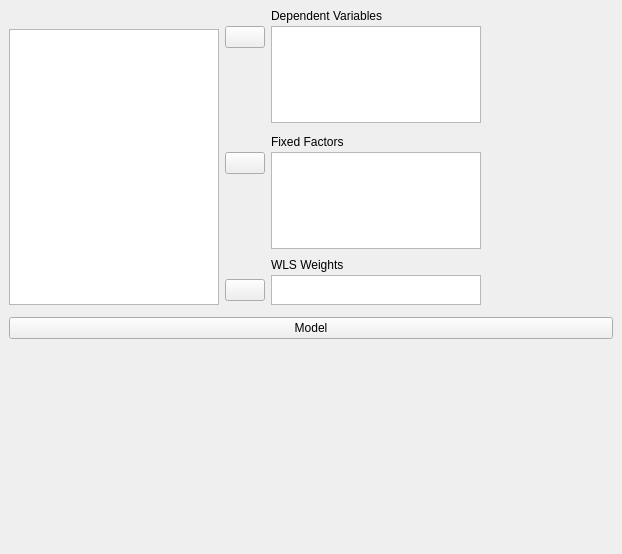
First picture: the form in JASP-Desktop/analysisforms/anovamultivariateform.ui, repository jasp-stats/jasp-desktop, before the edit.
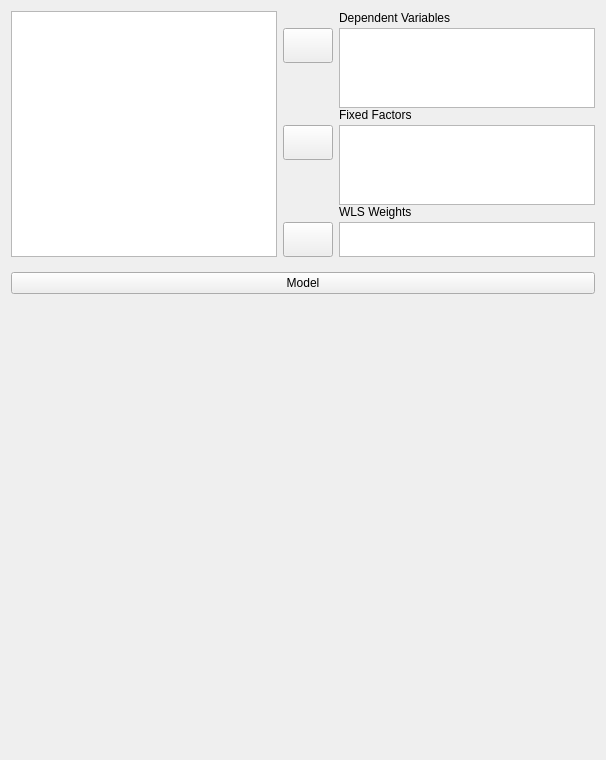
Second picture: the form after the edit. Custom widgets are drawn as their Qt base class.

Patch:
```diff
--- a/JASP-Desktop/analysisforms/anovamultivariateform.ui
+++ b/JASP-Desktop/analysisforms/anovamultivariateform.ui
@@ -6,41 +6,28 @@
    <rect>
     <x>0</x>
     <y>0</y>
-    <width>622</width>
-    <height>554</height>
+    <width>606</width>
+    <height>760</height>
    </rect>
   </property>
+  <property name="sizePolicy">
+   <sizepolicy hsizetype="Fixed" vsizetype="Preferred">
+    <horstretch>0</horstretch>
+    <verstretch>0</verstretch>
+   </sizepolicy>
+  </property>
   <property name="windowTitle">
    <string>Form</string>
   </property>
-  <layout class="QGridLayout" name="gridLayout_6">
-   <property name="leftMargin">
-    <number>0</number>
-   </property>
-   <property name="topMargin">
-    <number>0</number>
-   </property>
-   <property name="rightMargin">
-    <number>0</number>
-   </property>
-   <property name="bottomMargin">
-    <number>0</number>
-   </property>
-   <property name="verticalSpacing">
-    <number>0</number>
-   </property>
-   <item row="0" column="1">
-    <widget class="QWidget" name="widget_4" native="true">
-     <property name="minimumSize">
-      <size>
-       <width>80</width>
-       <height>0</height>
-      </size>
-     </property>
-    </widget>
-   </item>
-   <item row="0" column="0">
+  <layout class="QVBoxLayout" name="verticalLayout">
+   <item>
     <widget class="QWidget" name="widget_3" native="true">
+     <property name="sizePolicy">
+      <sizepolicy hsizetype="Preferred" vsizetype="Fixed">
+       <horstretch>0</horstretch>
+       <verstretch>0</verstretch>
+      </sizepolicy>
+     </property>
      <property name="maximumSize">
       <size>
        <width>16777215</width>
@@ -48,8 +35,17 @@
       </size>
      </property>
      <layout class="QGridLayout" name="gridLayout_7">
+      <property name="leftMargin">
+       <number>0</number>
+      </property>
+      <property name="topMargin">
+       <number>0</number>
+      </property>
+      <property name="rightMargin">
+       <number>0</number>
+      </property>
       <property name="bottomMargin">
-       <number>3</number>
+       <number>0</number>
       </property>
       <property name="verticalSpacing">
        <number>0</number>
@@ -67,16 +63,19 @@
           <number>0</number>
          </property>
          <property name="bottomMargin">
-          <number>12</number>
+          <number>0</number>
          </property>
          <property name="verticalSpacing">
           <number>3</number>
          </property>
-         <item row="0" column="0">
-          <widget class="QWidget" name="widget_7" native="true"/>
-         </item>
          <item row="0" column="1">
           <widget class="QLabel" name="label">
+           <property name="sizePolicy">
+            <sizepolicy hsizetype="Fixed" vsizetype="Fixed">
+             <horstretch>0</horstretch>
+             <verstretch>0</verstretch>
+            </sizepolicy>
+           </property>
            <property name="text">
             <string>Dependent Variables</string>
            </property>
@@ -84,10 +83,22 @@
          </item>
          <item row="1" column="0">
           <widget class="AssignButton" name="buttonAssignDependent">
+           <property name="sizePolicy">
+            <sizepolicy hsizetype="Fixed" vsizetype="Fixed">
+             <horstretch>0</horstretch>
+             <verstretch>0</verstretch>
+            </sizepolicy>
+           </property>
+           <property name="minimumSize">
+            <size>
+             <width>50</width>
+             <height>35</height>
+            </size>
+           </property>
            <property name="maximumSize">
             <size>
              <width>50</width>
-             <height>16777215</height>
+             <height>35</height>
             </size>
            </property>
            <property name="text">
@@ -95,23 +106,10 @@
            </property>
           </widget>
          </item>
-         <item row="2" column="0">
-          <spacer name="verticalSpacer">
-           <property name="orientation">
-            <enum>Qt::Vertical</enum>
-           </property>
-           <property name="sizeHint" stdset="0">
-            <size>
-             <width>20</width>
-             <height>40</height>
-            </size>
-           </property>
-          </spacer>
-         </item>
          <item row="1" column="1" rowspan="2">
           <widget class="BoundListView" name="dependents">
            <property name="sizePolicy">
-            <sizepolicy hsizetype="Maximum" vsizetype="Expanding">
+            <sizepolicy hsizetype="Expanding" vsizetype="Fixed">
              <horstretch>0</horstretch>
              <verstretch>0</verstretch>
             </sizepolicy>
@@ -119,13 +117,13 @@
            <property name="minimumSize">
             <size>
              <width>0</width>
-             <height>0</height>
+             <height>80</height>
             </size>
            </property>
            <property name="maximumSize">
             <size>
-             <width>210</width>
-             <height>16777215</height>
+             <width>16777215</width>
+             <height>80</height>
             </size>
            </property>
            <property name="selectionMode">
@@ -136,16 +134,6 @@
         </layout>
        </widget>
       </item>
-      <item row="0" column="0">
-       <widget class="QWidget" name="widget_2" native="true">
-        <property name="maximumSize">
-         <size>
-          <width>16777215</width>
-          <height>20</height>
-         </size>
-        </property>
-       </widget>
-      </item>
       <item row="2" column="2">
        <widget class="QWidget" name="widget_5" native="true">
         <layout class="QGridLayout" name="gridLayout_2">
@@ -158,15 +146,30 @@
          <property name="rightMargin">
           <number>0</number>
          </property>
+         <property name="bottomMargin">
+          <number>0</number>
+         </property>
          <property name="verticalSpacing">
           <number>3</number>
          </property>
          <item row="1" column="0">
           <widget class="AssignButton" name="buttonAssignFixed">
+           <property name="sizePolicy">
+            <sizepolicy hsizetype="Fixed" vsizetype="Fixed">
+             <horstretch>0</horstretch>
+             <verstretch>0</verstretch>
+            </sizepolicy>
+           </property>
+           <property name="minimumSize">
+            <size>
+             <width>50</width>
+             <height>35</height>
+            </size>
+           </property>
            <property name="maximumSize">
             <size>
              <width>50</width>
-             <height>16777215</height>
+             <height>35</height>
             </size>
            </property>
            <property name="text">
@@ -174,23 +177,10 @@
            </property>
           </widget>
          </item>
-         <item row="2" column="0">
-          <spacer name="verticalSpacer_2">
-           <property name="orientation">
-            <enum>Qt::Vertical</enum>
-           </property>
-           <property name="sizeHint" stdset="0">
-            <size>
-             <width>20</width>
-             <height>84</height>
-            </size>
-           </property>
-          </spacer>
-         </item>
          <item row="1" column="1" rowspan="2">
           <widget class="BoundListView" name="fixedFactors">
            <property name="sizePolicy">
-            <sizepolicy hsizetype="Maximum" vsizetype="Expanding">
+            <sizepolicy hsizetype="Expanding" vsizetype="Fixed">
              <horstretch>0</horstretch>
              <verstretch>0</verstretch>
             </sizepolicy>
@@ -203,8 +193,8 @@
            </property>
            <property name="maximumSize">
             <size>
-             <width>210</width>
-             <height>16777215</height>
+             <width>16777215</width>
+             <height>80</height>
             </size>
            </property>
            <property name="selectionMode">
@@ -217,6 +207,12 @@
          </item>
          <item row="0" column="1">
           <widget class="QLabel" name="label_2">
+           <property name="sizePolicy">
+            <sizepolicy hsizetype="Fixed" vsizetype="Fixed">
+             <horstretch>0</horstretch>
+             <verstretch>0</verstretch>
+            </sizepolicy>
+           </property>
            <property name="text">
             <string>Fixed Factors</string>
            </property>
@@ -245,10 +241,22 @@
          </property>
          <item row="1" column="0">
           <widget class="AssignButton" name="buttonAssignWLSWeights">
+           <property name="sizePolicy">
+            <sizepolicy hsizetype="Fixed" vsizetype="Fixed">
+             <horstretch>0</horstretch>
+             <verstretch>0</verstretch>
+            </sizepolicy>
+           </property>
+           <property name="minimumSize">
+            <size>
+             <width>50</width>
+             <height>35</height>
+            </size>
+           </property>
            <property name="maximumSize">
             <size>
              <width>50</width>
-             <height>16777215</height>
+             <height>35</height>
             </size>
            </property>
            <property name="text">
@@ -259,7 +267,7 @@
          <item row="1" column="1">
           <widget class="BoundListView" name="wlsWeights">
            <property name="sizePolicy">
-            <sizepolicy hsizetype="Maximum" vsizetype="Expanding">
+            <sizepolicy hsizetype="Expanding" vsizetype="Fixed">
              <horstretch>0</horstretch>
              <verstretch>0</verstretch>
             </sizepolicy>
@@ -267,13 +275,13 @@
            <property name="minimumSize">
             <size>
              <width>0</width>
-             <height>0</height>
+             <height>35</height>
             </size>
            </property>
            <property name="maximumSize">
             <size>
-             <width>210</width>
-             <height>30</height>
+             <width>16777215</width>
+             <height>35</height>
             </size>
            </property>
            <property name="selectionMode">
@@ -286,6 +294,12 @@
          </item>
          <item row="0" column="1">
           <widget class="QLabel" name="label_4">
+           <property name="sizePolicy">
+            <sizepolicy hsizetype="Fixed" vsizetype="Fixed">
+             <horstretch>0</horstretch>
+             <verstretch>0</verstretch>
+            </sizepolicy>
+           </property>
            <property name="text">
             <string>WLS Weights</string>
            </property>
@@ -294,10 +308,10 @@
         </layout>
        </widget>
       </item>
-      <item row="1" column="0" rowspan="3">
+      <item row="0" column="0" rowspan="4">
        <widget class="AvailableFieldsListView" name="listAvailableFields">
         <property name="sizePolicy">
-         <sizepolicy hsizetype="Fixed" vsizetype="Expanding">
+         <sizepolicy hsizetype="Expanding" vsizetype="Expanding">
           <horstretch>0</horstretch>
           <verstretch>0</verstretch>
          </sizepolicy>
@@ -310,7 +324,7 @@
         </property>
         <property name="maximumSize">
          <size>
-          <width>210</width>
+          <width>16777215</width>
           <height>16777215</height>
          </size>
         </property>
@@ -322,7 +336,7 @@
      </layout>
     </widget>
    </item>
-   <item row="1" column="0" colspan="2">
+   <item>
     <widget class="QWidget" name="widget_10" native="true">
      <property name="sizePolicy">
       <sizepolicy hsizetype="Preferred" vsizetype="Preferred">
@@ -331,6 +345,15 @@
       </sizepolicy>
      </property>
      <layout class="QGridLayout" name="gridLayout_5">
+      <property name="leftMargin">
+       <number>0</number>
+      </property>
+      <property name="rightMargin">
+       <number>0</number>
+      </property>
+      <property name="bottomMargin">
+       <number>0</number>
+      </property>
       <item row="0" column="0">
        <widget class="ExpanderButton" name="expanderModel">
         <property name="text">
@@ -357,6 +380,19 @@
      </layout>
     </widget>
    </item>
+   <item>
+    <spacer name="verticalSpacer">
+     <property name="orientation">
+      <enum>Qt::Vertical</enum>
+     </property>
+     <property name="sizeHint" stdset="0">
+      <size>
+       <width>20</width>
+       <height>40</height>
+      </size>
+     </property>
+    </spacer>
+   </item>
   </layout>
  </widget>
  <customwidgets>
```
Left out of the diff: 6 changed lines with no effect on the pictures.
